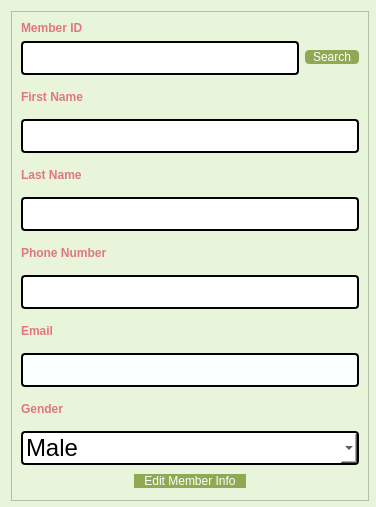
This is editMember.ui in salmajaghoua23/Library as Qt 5 draws it before an edit. The edited form follows.
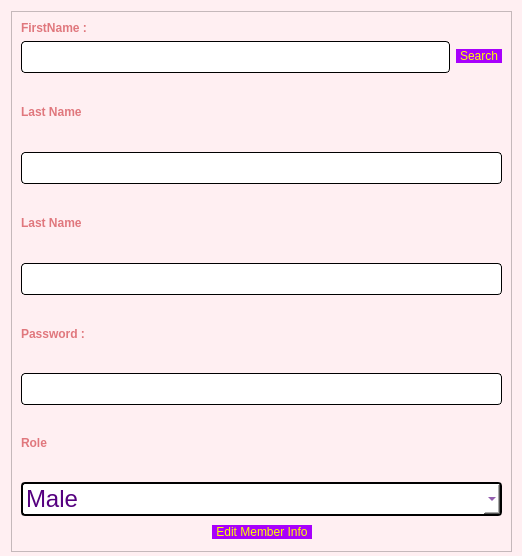
This is the edited form.

What changed in the file:
```diff
--- a/editMember.ui
+++ b/editMember.ui
@@ -6,23 +6,23 @@
    <rect>
     <x>0</x>
     <y>0</y>
-    <width>376</width>
-    <height>507</height>
+    <width>522</width>
+    <height>556</height>
    </rect>
   </property>
   <property name="windowTitle">
    <string>Dialog</string>
   </property>
   <property name="styleSheet">
-   <string notr="true">background-color:#E9F5DB;</string>
+   <string notr="true">background-color:rgb(255, 239, 242);</string>
   </property>
   <widget class="QFrame" name="frame">
    <property name="geometry">
     <rect>
      <x>11</x>
      <y>11</y>
-     <width>358</width>
-     <height>490</height>
+     <width>501</width>
+     <height>541</height>
     </rect>
    </property>
    <property name="frameShape">
@@ -43,7 +43,7 @@
 color: #E0777D;</string>
           </property>
           <property name="text">
-           <string>&lt;html&gt;&lt;head/&gt;&lt;body&gt;&lt;p&gt;&lt;span style=&quot; font-weight:700;&quot;&gt;Member ID&lt;/span&gt;&lt;/p&gt;&lt;/body&gt;&lt;/html&gt;</string>
+           <string>&lt;html&gt;&lt;head/&gt;&lt;body&gt;&lt;p&gt;&lt;span style=&quot; font-weight:700;&quot;&gt;FirstName :&lt;/span&gt;&lt;/p&gt;&lt;/body&gt;&lt;/html&gt;</string>
           </property>
          </widget>
         </item>
@@ -52,9 +52,9 @@
           <property name="styleSheet">
            <string notr="true">QLineEdit{
 	background-color: rgb(255, 255, 255);
-	 border: 2px  solid;
+	 border: 1px  solid;
      border-radius: 4px;
-	font: 24px
+	font: 24px;color:rgb(85, 0, 127);
 }</string>
           </property>
          </widget>
@@ -82,32 +82,23 @@
         <item>
          <widget class="QPushButton" name="searchMemberBtn">
           <property name="styleSheet">
-           <string notr="true">QPushButton{
-color: rgb(255, 255, 255);
-font: 10pt &quot;Georgina&quot;;
-border-radius:4px;
-padding : 0 8px;
-background: #90A955;
-border -radius:10px;
+           <string notr="true">QPushButton
+{ 
+	border-radius:15px;
+	font: 16pt &quot;georgia&quot;;
+	background-color:rgb(168, 0, 252);
+	padding : 0 4px;
+	border-radius:20px;
+	color:rgb(255, 255, 0)
 }
+
+
 QPushButton:hover:!pressed
 
 {
 background:#E0777D;
 }
-QToolButton
-{
-
-border-radius:10px;
-bacground:red;
-color:red;
-}
-
-QPushButton:pressed
-{
-              font-size: 19px;
-              transition: 0.9s; 
-}</string>
+</string>
           </property>
           <property name="text">
            <string>Search</string>
@@ -128,7 +119,7 @@
 </string>
         </property>
         <property name="text">
-         <string>&lt;html&gt;&lt;head/&gt;&lt;body&gt;&lt;p&gt;&lt;span style=&quot; font-weight:700;&quot;&gt;First Name&lt;/span&gt;&lt;/p&gt;&lt;/body&gt;&lt;/html&gt;</string>
+         <string>&lt;html&gt;&lt;head/&gt;&lt;body&gt;&lt;p&gt;&lt;span style=&quot; font-weight:700;&quot;&gt;Last Name&lt;/span&gt;&lt;/p&gt;&lt;/body&gt;&lt;/html&gt;</string>
         </property>
        </widget>
       </item>
@@ -137,9 +128,9 @@
         <property name="styleSheet">
          <string notr="true">QLineEdit{
 	background-color: rgb(255, 255, 255);
-	 border: 2px  solid;
+	 border: 1px  solid;
      border-radius: 4px;
-	font: 24px
+	font: 24px;color:rgb(85, 0, 127);
 }</string>
         </property>
        </widget>
@@ -164,9 +155,9 @@
         <property name="styleSheet">
          <string notr="true">QLineEdit{
 	background-color: rgb(255, 255, 255);
-	 border: 2px  solid;
+	 border: 1px  solid;
      border-radius: 4px;
-	font: 24px
+	font: 24px;color:rgb(85, 0, 127);
 }</string>
         </property>
        </widget>
@@ -182,7 +173,7 @@
 color: #E0777D;</string>
         </property>
         <property name="text">
-         <string>&lt;html&gt;&lt;head/&gt;&lt;body&gt;&lt;p&gt;&lt;span style=&quot; font-weight:700;&quot;&gt;Phone Number&lt;/span&gt;&lt;/p&gt;&lt;/body&gt;&lt;/html&gt;</string>
+         <string>&lt;html&gt;&lt;head/&gt;&lt;body&gt;&lt;p&gt;&lt;span style=&quot; font-weight:700;&quot;&gt;Password :&lt;/span&gt;&lt;/p&gt;&lt;/body&gt;&lt;/html&gt;</string>
         </property>
        </widget>
       </item>
@@ -191,36 +182,9 @@
         <property name="styleSheet">
          <string notr="true">QLineEdit{
 	background-color: rgb(255, 255, 255);
-	 border: 2px  solid;
+	 border: 1px  solid;
      border-radius: 4px;
-	font: 24px
-}</string>
-        </property>
-       </widget>
-      </item>
-     </layout>
-    </item>
-    <item>
-     <layout class="QVBoxLayout" name="verticalLayout_8">
-      <item>
-       <widget class="QLabel" name="label_8">
-        <property name="styleSheet">
-         <string notr="true">font: 14pt &quot;Georgina&quot;;
-color:#E0777D;</string>
-        </property>
-        <property name="text">
-         <string>&lt;html&gt;&lt;head/&gt;&lt;body&gt;&lt;p&gt;&lt;span style=&quot; font-weight:700;&quot;&gt;Email &lt;/span&gt;&lt;/p&gt;&lt;/body&gt;&lt;/html&gt;</string>
-        </property>
-       </widget>
-      </item>
-      <item>
-       <widget class="QLineEdit" name="mail">
-        <property name="styleSheet">
-         <string notr="true">QLineEdit{
-	background-color: rgb(250, 255, 255);
-	 border: 2px  solid;
-     border-radius: 4px;
-	font: 24px
+	font: 24px;color:rgb(85, 0, 127);
 }</string>
         </property>
        </widget>
@@ -236,7 +200,7 @@
 color: #E0777D;</string>
         </property>
         <property name="text">
-         <string>&lt;html&gt;&lt;head/&gt;&lt;body&gt;&lt;p&gt;&lt;span style=&quot; font-weight:700;&quot;&gt;Gender&lt;/span&gt;&lt;/p&gt;&lt;/body&gt;&lt;/html&gt;</string>
+         <string>&lt;html&gt;&lt;head/&gt;&lt;body&gt;&lt;p&gt;&lt;span style=&quot; font-weight:700;&quot;&gt;Role&lt;/span&gt;&lt;/p&gt;&lt;/body&gt;&lt;/html&gt;</string>
         </property>
        </widget>
       </item>
@@ -247,7 +211,7 @@
 	background-color: rgb(255, 255, 255);
 	 border: 2px  solid;
      border-radius: 4px;
-	font: 24px
+	font: 24px;color:rgb(85, 0, 127);
 }</string>
         </property>
         <item>
@@ -282,32 +246,23 @@
       <item>
        <widget class="QPushButton" name="editMemberBtn">
         <property name="styleSheet">
-         <string notr="true">QPushButton{
-color: rgb(255, 255, 255);
-font: 14pt &quot;Georgina&quot;;
-border-radius:8px;
-padding : 0 10px;
-background: #90A955;
-border -radius:10px;
+         <string notr="true">QPushButton
+{ 
+	border-radius:15px;
+	font: 16pt &quot;georgia&quot;;
+	background-color:rgb(168, 0, 252);
+	padding : 0 4px;
+	border-radius:20px;
+	color:rgb(255, 255, 0)
 }
+
+
 QPushButton:hover:!pressed
 
 {
 background:#E0777D;
 }
-QToolButton
-{
-
-border-radius:10px;
-bacground:red;
-color:red;
-}
-
-QPushButton:pressed
-{
-              font-size: 19px;
-              transition: 0.9s; 
-}</string>
+</string>
         </property>
         <property name="text">
          <string>Edit Member Info</string>
```
Left out of the diff: 16 changed lines with no effect on the pictures.
